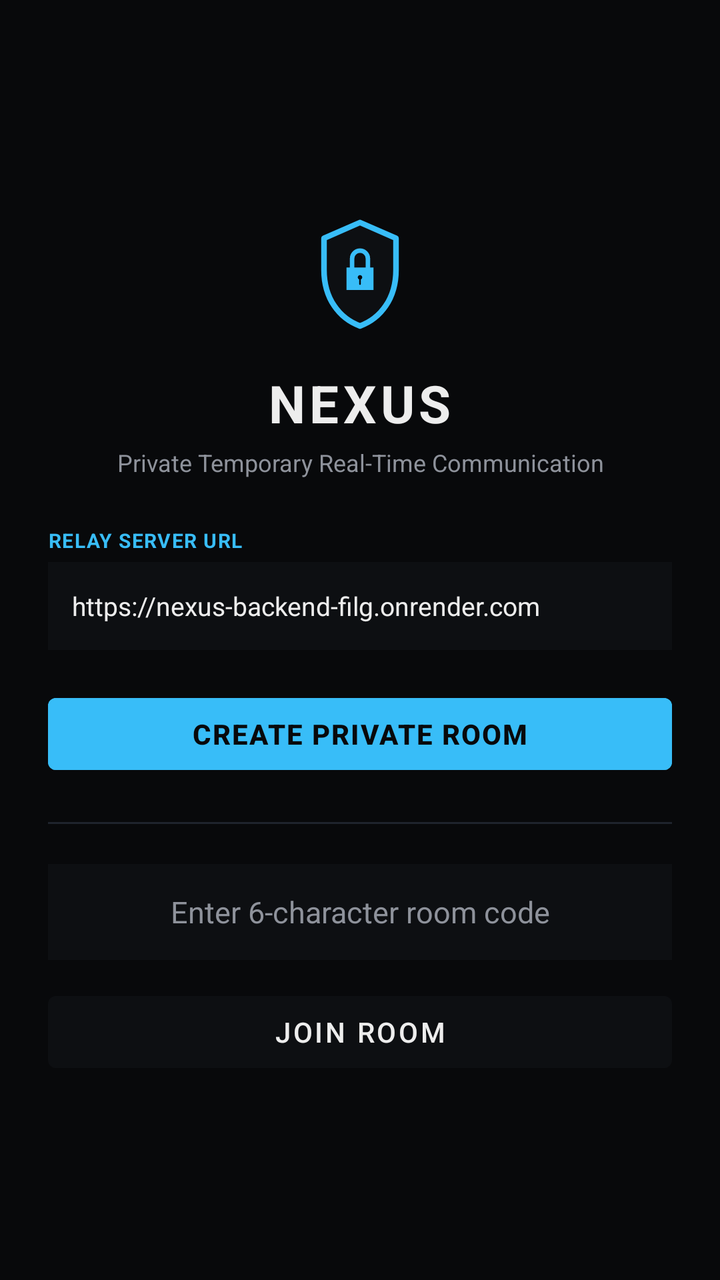
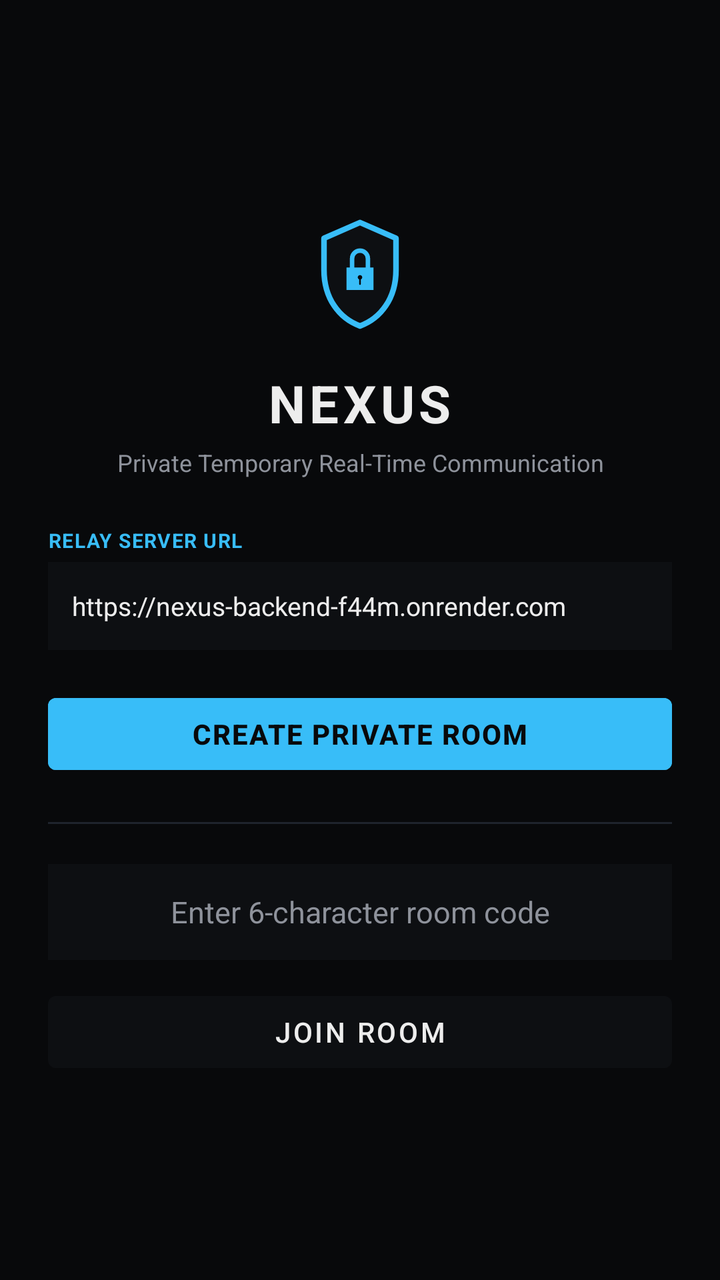

An Android layout rendered at two revisions. The XML below is the earlier revision; the diff shows what the commit changed to produce the second picture.
<!-- AndroidManifest.xml: application theme Theme.NexusChat -->
<!-- res/layout/activity_main.xml -->
<?xml version="1.0" encoding="utf-8"?>
<LinearLayout xmlns:android="http://schemas.android.com/apk/res/android"
    android:layout_width="match_parent"
    android:layout_height="match_parent"
    android:background="@color/nexus_bg"
    android:orientation="vertical"
    android:gravity="center"
    android:padding="24dp">

    <ImageView
        android:layout_width="72dp"
        android:layout_height="72dp"
        android:src="@drawable/ic_nexus_shield"
        android:contentDescription="@string/app_name" />

    <TextView
        android:layout_width="wrap_content"
        android:layout_height="wrap_content"
        android:text="@string/app_name"
        android:textSize="26sp"
        android:textStyle="bold"
        android:textColor="@color/nexus_text_main"
        android:letterSpacing="0.08"
        android:layout_marginTop="12dp" />

    <TextView
        android:layout_width="wrap_content"
        android:layout_height="wrap_content"
        android:text="@string/tagline"
        android:textSize="12sp"
        android:textColor="@color/nexus_text_dim"
        android:gravity="center"
        android:layout_marginTop="4dp"
        android:layout_marginBottom="24dp" />

    
    <LinearLayout
        android:layout_width="match_parent"
        android:layout_height="wrap_content"
        android:orientation="vertical"
        android:layout_marginBottom="18dp">

        <TextView
            android:layout_width="wrap_content"
            android:layout_height="wrap_content"
            android:text="RELAY SERVER URL"
            android:textSize="10sp"
            android:textStyle="bold"
            android:textColor="@color/nexus_cyan"
            android:letterSpacing="0.05"
            android:layout_marginBottom="4dp" />

        <EditText
            android:id="@+id/et_server_url"
            android:layout_width="match_parent"
            android:layout_height="44dp"
            android:hint="https://nexus-backend-filg.onrender.com"
            android:text="https://nexus-backend-filg.onrender.com"
            android:textColorHint="@color/nexus_text_dim"
            android:textColor="@color/nexus_text_main"
            android:textSize="13sp"
            android:background="@color/nexus_surface"
            android:paddingHorizontal="12dp"
            android:inputType="textUri" />
    </LinearLayout>

    <Button
        android:id="@+id/btn_create_room"
        android:layout_width="match_parent"
        android:layout_height="48dp"
        android:text="@string/create_room"
        android:textSize="14sp"
        android:textStyle="bold"
        android:textColor="@color/nexus_bg"
        android:backgroundTint="@color/nexus_cyan"
        android:letterSpacing="0.05" />

    <View
        android:layout_width="match_parent"
        android:layout_height="1dp"
        android:background="@color/nexus_border"
        android:layout_marginTop="20dp"
        android:layout_marginBottom="20dp" />

    <EditText
        android:id="@+id/et_room_code"
        android:layout_width="match_parent"
        android:layout_height="48dp"
        android:hint="@string/enter_code"
        android:textColorHint="@color/nexus_text_dim"
        android:textColor="@color/nexus_text_main"
        android:textSize="15sp"
        android:background="@color/nexus_surface"
        android:gravity="center"
        android:inputType="textCapCharacters"
        android:padding="10dp"
        android:layout_marginBottom="12dp" />

    <Button
        android:id="@+id/btn_join_room"
        android:layout_width="match_parent"
        android:layout_height="48dp"
        android:text="@string/join_room"
        android:textSize="14sp"
        android:textColor="@color/nexus_text_main"
        android:backgroundTint="@color/nexus_surface" />

</LinearLayout>
<!-- resources referenced by this layout -->
<resources>
  <color name="nexus_bg">#08090B</color>
  <color name="nexus_border">#1F242D</color>
  <color name="nexus_cyan">#38BDF8</color>
  <color name="nexus_surface">#0D0F12</color>
  <color name="nexus_text_dim">#8E929B</color>
  <color name="nexus_text_main">#EDEDED</color>
  <!-- drawable ic_nexus_shield (drawable) -->
  <?xml version="1.0" encoding="utf-8"?>
  <vector xmlns:android="http://schemas.android.com/apk/res/android"
      android:width="24dp"
      android:height="24dp"
      android:viewportWidth="512"
      android:viewportHeight="512">
      <path
          android:fillColor="#0D0F12"
          android:strokeColor="#38BDF8"
          android:strokeWidth="20"
          android:strokeLineJoin="round"
          android:pathData="M256,80 L128,136 v112 c0,102.4 54.4,172.8 128,200 73.6,-27.2 128,-97.6 128,-200 V136 L256,80 z" />
      <path
          android:fillColor="#38BDF8"
          android:pathData="M208,240 h96 v80 h-96 z" />
      <path
          android:strokeColor="#38BDF8"
          android:strokeWidth="16"
          android:strokeLineCap="round"
          android:pathData="M228,240 v-32 a28,28 0 0,1 56,0 v32" />
      <path
          android:fillColor="#08090B"
          android:pathData="M256,267 a8,8 0 1,0 0.001,0" />
      <path
          android:strokeColor="#08090B"
          android:strokeWidth="6"
          android:strokeLineCap="round"
          android:pathData="M256,283 v16" />
  </vector>
  <string name="app_name">NEXUS</string>
  <string name="create_room">CREATE PRIVATE ROOM</string>
  <string name="enter_code">Enter 6-character room code</string>
  <string name="join_room">JOIN ROOM</string>
  <string name="tagline">Private Temporary Real-Time Communication</string>
  <style name="Theme.NexusChat" parent="Theme.MaterialComponents.DayNight.NoActionBar">
          <item name="colorPrimary">@color/nexus_cyan</item>
          <item name="android:windowBackground">@color/nexus_bg</item>
          <item name="android:textColorPrimary">@color/nexus_text_main</item>
          <item name="android:statusBarColor">@color/nexus_bg</item>
          <item name="android:navigationBarColor">@color/nexus_bg</item>
      </style>
</resources>

<!-- the commit's change to res/layout/activity_main.xml (unified diff, before → after) -->
@@ -54,8 +54,8 @@
             android:id="@+id/et_server_url"
             android:layout_width="match_parent"
             android:layout_height="44dp"
-            android:hint="https://nexus-backend-filg.onrender.com"
-            android:text="https://nexus-backend-filg.onrender.com"
+            android:hint="https://nexus-backend-f44m.onrender.com"
+            android:text="https://nexus-backend-f44m.onrender.com"
             android:textColorHint="@color/nexus_text_dim"
             android:textColor="@color/nexus_text_main"
             android:textSize="13sp"
